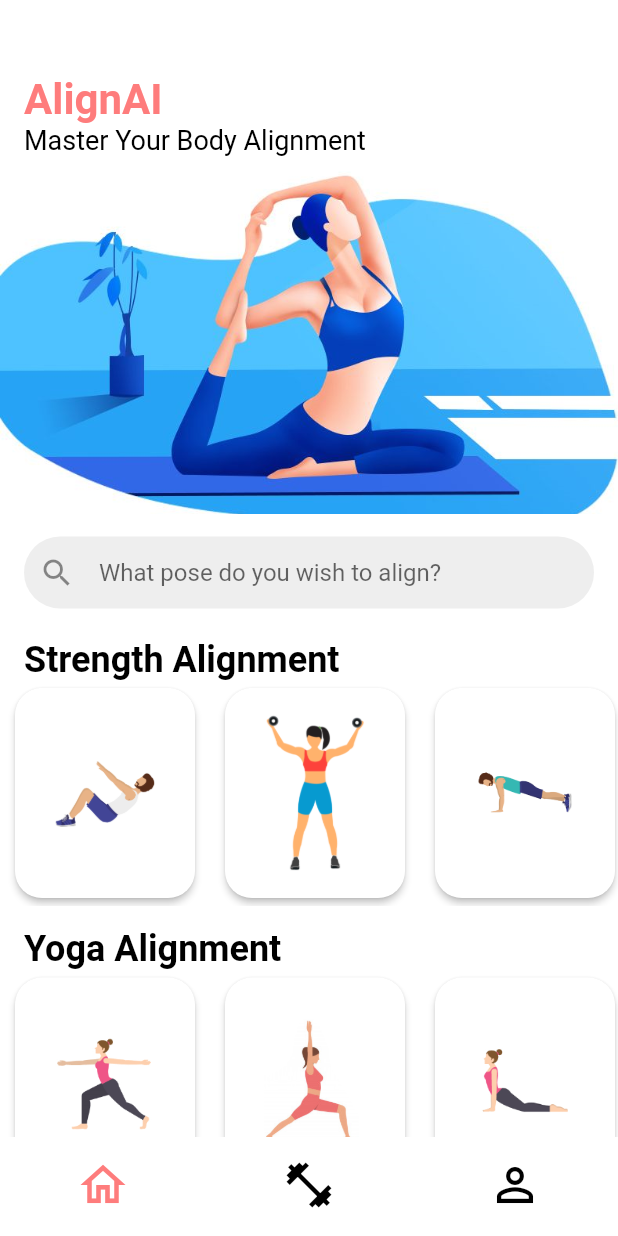
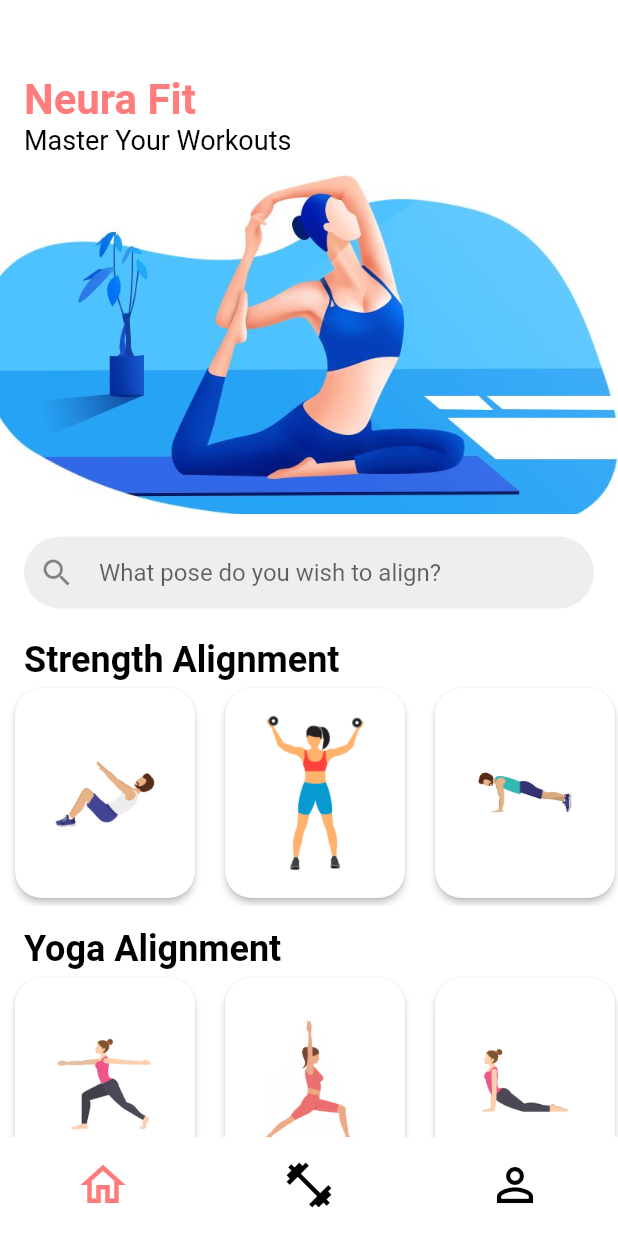
Before and after one commit to biju-borah/neura_fit, a Flutter app: the screen it shows after launch, on a phone screen of 412 x 824 dp. Run offline on Flutter 3.47's test engine with Material 2 defaults, Android fonts, the phone set to English and light mode, and no system bars; our stand-ins replace camera; missing offline and left inert: tflite.

Commit message:
misc changes

```diff
--- a/lib/main_screen.dart
+++ b/lib/main_screen.dart
@@ -30,7 +30,7 @@ class MainScreen extends StatelessWidget {
             Container(
               padding: EdgeInsets.only(left: 16.0, right: 16.0),
               child: Text(
-                'AlignAI',
+                'Neura Fit',
                 style: TextStyle(
                   color: Color(0xFFFE7C7C),
                   fontWeight: FontWeight.bold,
@@ -41,7 +41,7 @@ class MainScreen extends StatelessWidget {
             Container(
               padding: EdgeInsets.only(left: 16.0, right: 16.0),
               child: Text(
-                'Master Your Body Alignment',
+                'Master Your Workouts',
                 style: TextStyle(
                   color: Colors.black,
                   fontWeight: FontWeight.w400,
--- a/lib/pushed_pageA.dart
+++ b/lib/pushed_pageA.dart
@@ -50,7 +50,7 @@ class _PushedPageAState extends State<PushedPageA> {
     Size screen = MediaQuery.of(context).size;
     return Scaffold(
       appBar: AppBar(
-        title: Text('AlignAI Arm Press'),
+        title: Text('Arm Press'),
         backgroundColor: Colors.transparent,
         elevation: 0,
       ),
```
